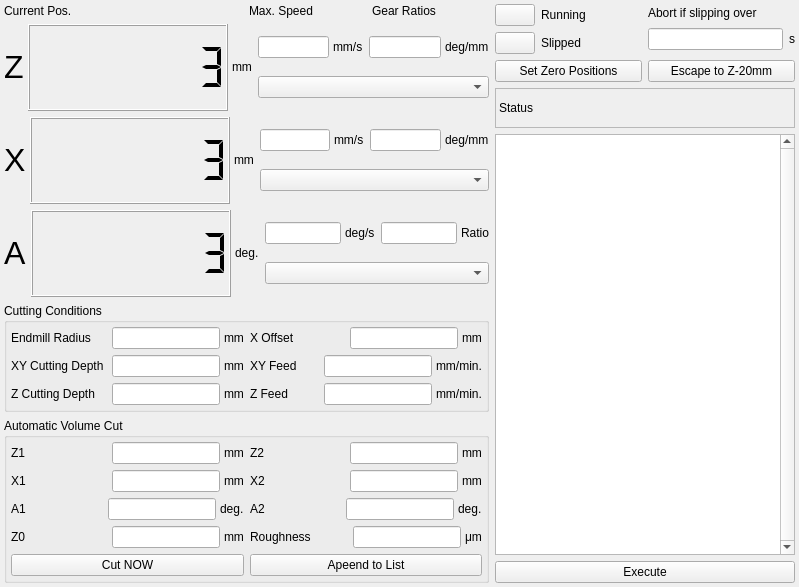
The window that modules/motor/camform.ui (northriv/KAME) describes before a commit, drawn with Qt 5.
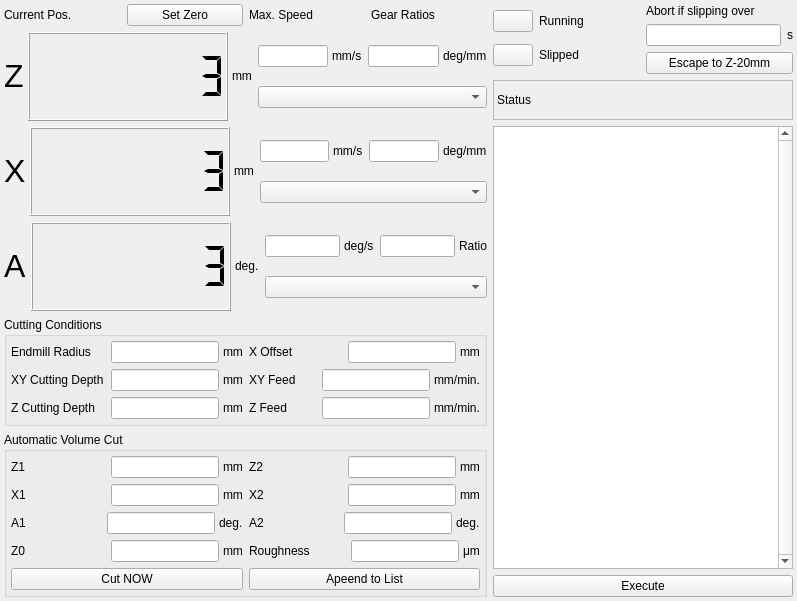
The same window after the commit.

Diff of the .ui file:
```diff
--- a/modules/motor/camform.ui
+++ b/modules/motor/camform.ui
@@ -6,8 +6,8 @@
    <rect>
     <x>0</x>
     <y>0</y>
-    <width>799</width>
-    <height>587</height>
+    <width>797</width>
+    <height>601</height>
    </rect>
   </property>
   <property name="windowTitle">
@@ -28,8 +28,10 @@
      <number>4</number>
     </property>
     <item row="0" column="0">
-     <layout class="QGridLayout" name="gridLayout_5">
-      <item row="0" column="0">
+     <layout class="QHBoxLayout" name="horizontalLayout_14">
+      <item>
+       <layout class="QHBoxLayout" name="horizontalLayout_4">
+        <item>
        <widget class="QLabel" name="textLabel5_4">
         <property name="sizePolicy">
          <sizepolicy hsizetype="Preferred" vsizetype="Fixed">
@@ -51,7 +53,16 @@
         </property>
        </widget>
       </item>
-      <item row="0" column="1">
+        <item>
+         <widget class="QPushButton" name="m_btnSetZeroPos">
+          <property name="text">
+           <string>Set Zero</string>
+          </property>
+         </widget>
+        </item>
+       </layout>
+      </item>
+      <item>
        <layout class="QHBoxLayout" name="horizontalLayout_11">
         <item>
          <widget class="QLabel" name="textLabel5_3">
@@ -99,7 +110,211 @@
         </item>
        </layout>
       </item>
-      <item row="1" column="0" colspan="2">
+     </layout>
+    </item>
+    <item row="0" column="1" rowspan="6">
+     <layout class="QVBoxLayout" name="verticalLayout_4">
+      <item>
+       <layout class="QHBoxLayout" name="horizontalLayout_13">
+        <item>
+         <layout class="QVBoxLayout" name="verticalLayout">
+          <item>
+           <layout class="QHBoxLayout">
+            <item>
+             <widget class="QPushButton" name="m_ledRunning">
+              <property name="maximumSize">
+               <size>
+                <width>40</width>
+                <height>16777215</height>
+               </size>
+              </property>
+             </widget>
+            </item>
+            <item>
+             <widget class="QLabel" name="textLabel15">
+              <property name="sizePolicy">
+               <sizepolicy hsizetype="Preferred" vsizetype="Fixed">
+                <horstretch>0</horstretch>
+                <verstretch>0</verstretch>
+               </sizepolicy>
+              </property>
+              <property name="text">
+               <string>Running</string>
+              </property>
+              <property name="wordWrap">
+               <bool>false</bool>
+              </property>
+             </widget>
+            </item>
+           </layout>
+          </item>
+          <item>
+           <layout class="QHBoxLayout">
+            <item>
+             <widget class="QPushButton" name="m_ledSlipped">
+              <property name="maximumSize">
+               <size>
+                <width>40</width>
+                <height>16777215</height>
+               </size>
+              </property>
+             </widget>
+            </item>
+            <item>
+             <widget class="QLabel" name="textLabel15_2">
+              <property name="sizePolicy">
+               <sizepolicy hsizetype="Preferred" vsizetype="Fixed">
+                <horstretch>0</horstretch>
+                <verstretch>0</verstretch>
+               </sizepolicy>
+              </property>
+              <property name="text">
+               <string>Slipped</string>
+              </property>
+              <property name="wordWrap">
+               <bool>false</bool>
+              </property>
+             </widget>
+            </item>
+           </layout>
+          </item>
+         </layout>
+        </item>
+        <item>
+         <layout class="QVBoxLayout" name="verticalLayout_3">
+          <item>
+           <layout class="QVBoxLayout" name="verticalLayout_2">
+            <item>
+             <widget class="QLabel" name="textLabel5_5">
+              <property name="sizePolicy">
+               <sizepolicy hsizetype="Preferred" vsizetype="Fixed">
+                <horstretch>0</horstretch>
+                <verstretch>0</verstretch>
+               </sizepolicy>
+              </property>
+              <property name="frameShape">
+               <enum>QFrame::NoFrame</enum>
+              </property>
+              <property name="frameShadow">
+               <enum>QFrame::Plain</enum>
+              </property>
+              <property name="text">
+               <string>Abort if slipping over</string>
+              </property>
+              <property name="wordWrap">
+               <bool>false</bool>
+              </property>
+             </widget>
+            </item>
+            <item>
+             <layout class="QHBoxLayout" name="horizontalLayout_12">
+              <item>
+               <widget class="QLineEdit" name="m_edAbortAfter">
+                <property name="sizePolicy">
+                 <sizepolicy hsizetype="Preferred" vsizetype="Preferred">
+                  <horstretch>0</horstretch>
+                  <verstretch>0</verstretch>
+                 </sizepolicy>
+                </property>
+                <property name="minimumSize">
+                 <size>
+                  <width>30</width>
+                  <height>0</height>
+                 </size>
+                </property>
+                <property name="maximumSize">
+                 <size>
+                  <width>150</width>
+                  <height>32767</height>
+                 </size>
+                </property>
+               </widget>
+              </item>
+              <item>
+               <widget class="QLabel" name="textLabel14_20">
+                <property name="sizePolicy">
+                 <sizepolicy hsizetype="Fixed" vsizetype="Fixed">
+                  <horstretch>0</horstretch>
+                  <verstretch>0</verstretch>
+                 </sizepolicy>
+                </property>
+                <property name="text">
+                 <string>s</string>
+                </property>
+                <property name="wordWrap">
+                 <bool>false</bool>
+                </property>
+               </widget>
+              </item>
+             </layout>
+            </item>
+           </layout>
+          </item>
+          <item>
+           <widget class="QPushButton" name="m_btnEscape">
+            <property name="text">
+             <string>Escape to Z-20mm</string>
+            </property>
+           </widget>
+          </item>
+         </layout>
+        </item>
+       </layout>
+      </item>
+      <item>
+       <widget class="QLabel" name="m_lblStatus">
+        <property name="sizePolicy">
+         <sizepolicy hsizetype="MinimumExpanding" vsizetype="Preferred">
+          <horstretch>0</horstretch>
+          <verstretch>0</verstretch>
+         </sizepolicy>
+        </property>
+        <property name="minimumSize">
+         <size>
+          <width>0</width>
+          <height>40</height>
+         </size>
+        </property>
+        <property name="frameShape">
+         <enum>QFrame::StyledPanel</enum>
+        </property>
+        <property name="text">
+         <string>Status</string>
+        </property>
+        <property name="wordWrap">
+         <bool>true</bool>
+        </property>
+       </widget>
+      </item>
+      <item>
+       <widget class="QTextEdit" name="m_txtCode">
+        <property name="verticalScrollBarPolicy">
+         <enum>Qt::ScrollBarAlwaysOn</enum>
+        </property>
+       </widget>
+      </item>
+      <item>
+       <widget class="QPushButton" name="m_btnExec">
+        <property name="sizePolicy">
+         <sizepolicy hsizetype="Expanding" vsizetype="Fixed">
+          <horstretch>0</horstretch>
+          <verstretch>0</verstretch>
+         </sizepolicy>
+        </property>
+        <property name="minimumSize">
+         <size>
+          <width>300</width>
+          <height>0</height>
+         </size>
+        </property>
+        <property name="text">
+         <string>Execute</string>
+        </property>
+       </widget>
+      </item>
+     </layout>
+    </item>
+    <item row="1" column="0">
        <layout class="QHBoxLayout" name="horizontalLayout_10">
         <item>
          <layout class="QHBoxLayout">
@@ -144,7 +359,7 @@
             <property name="minimumSize">
              <size>
               <width>200</width>
-              <height>40</height>
+            <height>35</height>
              </size>
             </property>
             <property name="frameShape">
@@ -290,7 +505,7 @@
         </item>
        </layout>
       </item>
-      <item row="2" column="0" colspan="2">
+    <item row="2" column="0">
        <layout class="QHBoxLayout" name="horizontalLayout_9">
         <item>
          <layout class="QHBoxLayout">
@@ -482,7 +697,7 @@
         </item>
        </layout>
       </item>
-      <item row="3" column="0" colspan="2">
+    <item row="3" column="0">
        <layout class="QHBoxLayout" name="horizontalLayout">
         <item>
          <layout class="QHBoxLayout">
@@ -667,218 +882,7 @@
         </item>
        </layout>
       </item>
-     </layout>
-    </item>
-    <item row="0" column="1" rowspan="3">
-     <layout class="QVBoxLayout" name="verticalLayout_3">
-      <item>
-       <layout class="QHBoxLayout" name="horizontalLayout_13">
-        <item>
-         <layout class="QVBoxLayout" name="verticalLayout">
-          <item>
-           <layout class="QHBoxLayout">
-            <item>
-             <widget class="QPushButton" name="m_ledRunning">
-              <property name="maximumSize">
-               <size>
-                <width>40</width>
-                <height>16777215</height>
-               </size>
-              </property>
-             </widget>
-            </item>
-            <item>
-             <widget class="QLabel" name="textLabel15">
-              <property name="sizePolicy">
-               <sizepolicy hsizetype="Preferred" vsizetype="Fixed">
-                <horstretch>0</horstretch>
-                <verstretch>0</verstretch>
-               </sizepolicy>
-              </property>
-              <property name="text">
-               <string>Running</string>
-              </property>
-              <property name="wordWrap">
-               <bool>false</bool>
-              </property>
-             </widget>
-            </item>
-           </layout>
-          </item>
-          <item>
-           <layout class="QHBoxLayout">
-            <item>
-             <widget class="QPushButton" name="m_ledSlipped">
-              <property name="maximumSize">
-               <size>
-                <width>40</width>
-                <height>16777215</height>
-               </size>
-              </property>
-             </widget>
-            </item>
-            <item>
-             <widget class="QLabel" name="textLabel15_2">
-              <property name="sizePolicy">
-               <sizepolicy hsizetype="Preferred" vsizetype="Fixed">
-                <horstretch>0</horstretch>
-                <verstretch>0</verstretch>
-               </sizepolicy>
-              </property>
-              <property name="text">
-               <string>Slipped</string>
-              </property>
-              <property name="wordWrap">
-               <bool>false</bool>
-              </property>
-             </widget>
-            </item>
-           </layout>
-          </item>
-         </layout>
-        </item>
-        <item>
-         <layout class="QVBoxLayout" name="verticalLayout_2">
-          <item>
-           <widget class="QLabel" name="textLabel5_5">
-            <property name="sizePolicy">
-             <sizepolicy hsizetype="Preferred" vsizetype="Fixed">
-              <horstretch>0</horstretch>
-              <verstretch>0</verstretch>
-             </sizepolicy>
-            </property>
-            <property name="frameShape">
-             <enum>QFrame::NoFrame</enum>
-            </property>
-            <property name="frameShadow">
-             <enum>QFrame::Plain</enum>
-            </property>
-            <property name="text">
-             <string>Abort if slipping over</string>
-            </property>
-            <property name="wordWrap">
-             <bool>false</bool>
-            </property>
-           </widget>
-          </item>
-          <item>
-           <layout class="QHBoxLayout" name="horizontalLayout_12">
-            <item>
-             <widget class="QLineEdit" name="m_edAbortAfter">
-              <property name="sizePolicy">
-               <sizepolicy hsizetype="Preferred" vsizetype="Preferred">
-                <horstretch>0</horstretch>
-                <verstretch>0</verstretch>
-               </sizepolicy>
-              </property>
-              <property name="minimumSize">
-               <size>
-                <width>30</width>
-                <height>0</height>
-               </size>
-              </property>
-              <property name="maximumSize">
-               <size>
-                <width>150</width>
-                <height>32767</height>
-               </size>
-              </property>
-             </widget>
-            </item>
-            <item>
-             <widget class="QLabel" name="textLabel14_20">
-              <property name="sizePolicy">
-               <sizepolicy hsizetype="Fixed" vsizetype="Fixed">
-                <horstretch>0</horstretch>
-                <verstretch>0</verstretch>
-               </sizepolicy>
-              </property>
-              <property name="text">
-               <string>s</string>
-              </property>
-              <property name="wordWrap">
-               <bool>false</bool>
-              </property>
-             </widget>
-            </item>
-           </layout>
-          </item>
-         </layout>
-        </item>
-       </layout>
-      </item>
-      <item>
-       <layout class="QHBoxLayout" name="horizontalLayout_4">
-        <item>
-         <widget class="QPushButton" name="m_btnSetZeroPos">
-          <property name="text">
-           <string>Set Zero Positions</string>
-          </property>
-         </widget>
-        </item>
-        <item>
-         <widget class="QPushButton" name="m_btnEscape">
-          <property name="text">
-           <string>Escape to Z-20mm</string>
-          </property>
-         </widget>
-        </item>
-       </layout>
-      </item>
-      <item>
-       <widget class="QLabel" name="m_lblStatus">
-        <property name="sizePolicy">
-         <sizepolicy hsizetype="MinimumExpanding" vsizetype="Preferred">
-          <horstretch>0</horstretch>
-          <verstretch>0</verstretch>
-         </sizepolicy>
-        </property>
-        <property name="minimumSize">
-         <size>
-          <width>0</width>
-          <height>40</height>
-         </size>
-        </property>
-        <property name="frameShape">
-         <enum>QFrame::StyledPanel</enum>
-        </property>
-        <property name="text">
-         <string>Status</string>
-        </property>
-        <property name="wordWrap">
-         <bool>true</bool>
-        </property>
-       </widget>
-      </item>
-      <item>
-       <widget class="QTextEdit" name="m_txtCode">
-        <property name="verticalScrollBarPolicy">
-         <enum>Qt::ScrollBarAlwaysOn</enum>
-        </property>
-       </widget>
-      </item>
-      <item>
-       <widget class="QPushButton" name="m_btnExec">
-        <property name="sizePolicy">
-         <sizepolicy hsizetype="Expanding" vsizetype="Fixed">
-          <horstretch>0</horstretch>
-          <verstretch>0</verstretch>
-         </sizepolicy>
-        </property>
-        <property name="minimumSize">
-         <size>
-          <width>300</width>
-          <height>0</height>
-         </size>
-        </property>
-        <property name="text">
-         <string>Execute</string>
-        </property>
-       </widget>
-      </item>
-     </layout>
-    </item>
-    <item row="1" column="0">
+    <item row="4" column="0">
      <widget class="QGroupBox" name="groupBox">
       <property name="title">
        <string>Cutting Conditions</string>
@@ -1277,7 +1281,7 @@
       </layout>
      </widget>
     </item>
-    <item row="2" column="0">
+    <item row="5" column="0">
      <widget class="QGroupBox" name="groupBox_2">
       <property name="title">
        <string>Automatic Volume Cut</string>
```
Lines whose indentation alone changed are shown as unchanged.
